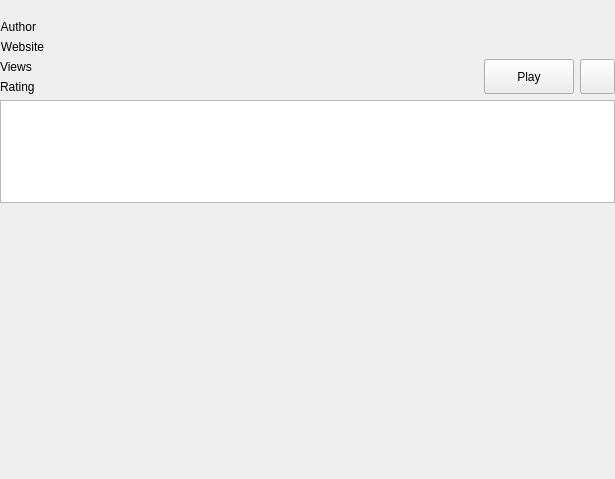
Before: the Qt Designer form rss_tube/gui/designs/widget_youtube.ui in seird/rsstube, drawn with Qt 5.
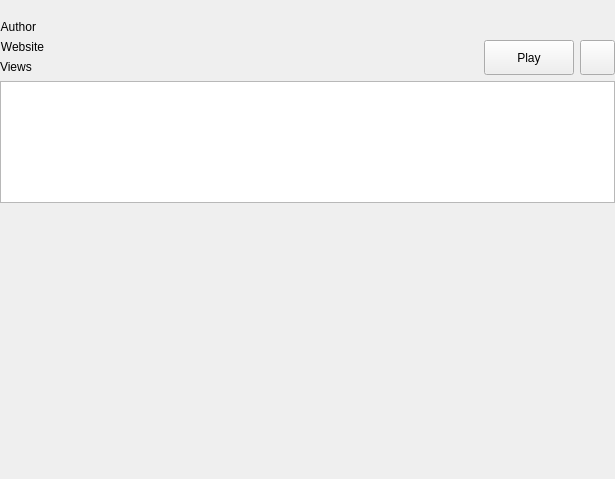
After: the same form once the commit is applied.

Commit message: remove rating widget

```diff
--- a/rss_tube/gui/designs/widget_youtube.ui
+++ b/rss_tube/gui/designs/widget_youtube.ui
@@ -132,16 +132,6 @@
            </property>
           </widget>
          </item>
-         <item row="3" column="0">
-          <widget class="QLabel" name="label_static_meta_rating">
-           <property name="text">
-            <string>Rating</string>
-           </property>
-           <property name="textInteractionFlags">
-            <set>Qt::LinksAccessibleByMouse|Qt::TextSelectableByMouse</set>
-           </property>
-          </widget>
-         </item>
         </layout>
        </item>
        <item>
```
The commit also changes 17 other files.
